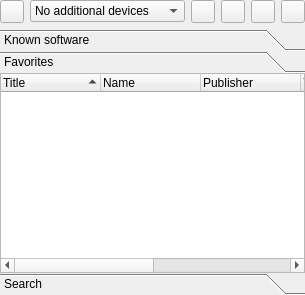
This is messswlist.ui in qmc2/qmc2-mame-fe as Qt 5 draws it before an edit. The edited form follows.
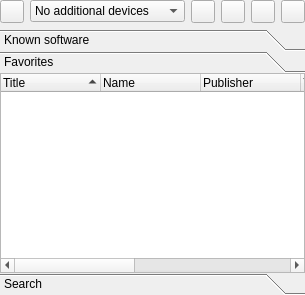
This is the edited form. The open tabs and pages were chosen to show the change. Icons and pictures are not drawn.

Commit message: imp: MESS software lists: correctly handle double-byte characters, added device column

What changed in the file:
```diff
--- a/messswlist.ui
+++ b/messswlist.ui
@@ -224,8 +224,8 @@
        <rect>
         <x>0</x>
         <y>0</y>
-        <width>305</width>
-        <height>192</height>
+        <width>520</width>
+        <height>225</height>
        </rect>
       </property>
       <attribute name="icon">
@@ -282,6 +282,11 @@
            <string>Year</string>
           </property>
          </column>
+         <column>
+          <property name="text">
+           <string>Device</string>
+          </property>
+         </column>
          <column>
           <property name="text">
            <string>List</string>
```
Left out of the diff: 14 changed lines with no effect on the pictures. The commit also changes 15 other files.
